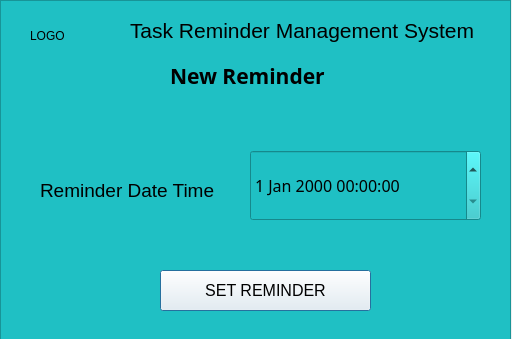
Old version of the form Workspace/Task-Reminder-Management-System/setnewreminderstandarduseraccountdialog.ui in the repository hvlhasanka/UOP_SE_Y3S1-SOFT336SL_CROSS_PLATFORM_DEVELOPMENT_IN_C_Plus_Plus.
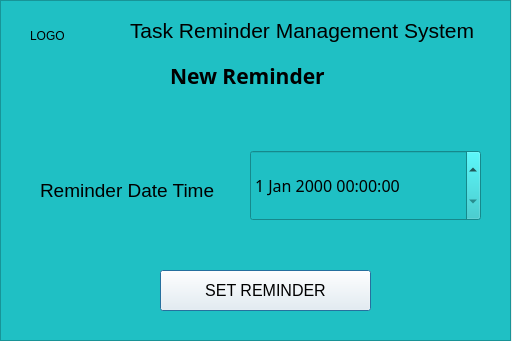
New version of the form. Icons and pictures are not drawn.

Patch:
```diff
--- a/Workspace/Task-Reminder-Management-System/setnewreminderstandarduseraccountdialog.ui
+++ b/Workspace/Task-Reminder-Management-System/setnewreminderstandarduseraccountdialog.ui
@@ -7,7 +7,7 @@
     <x>0</x>
     <y>0</y>
     <width>512</width>
-    <height>339</height>
+    <height>341</height>
    </rect>
   </property>
   <property name="windowTitle">
```
Left out of the diff: 10 changed lines with no effect on the pictures.
